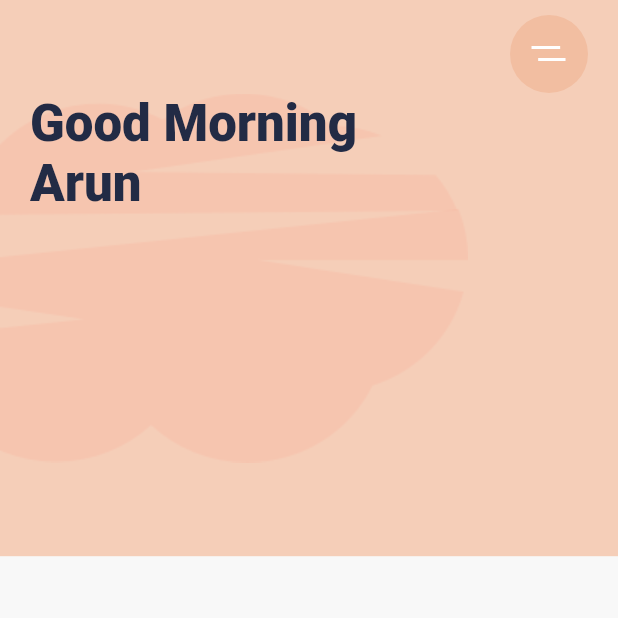
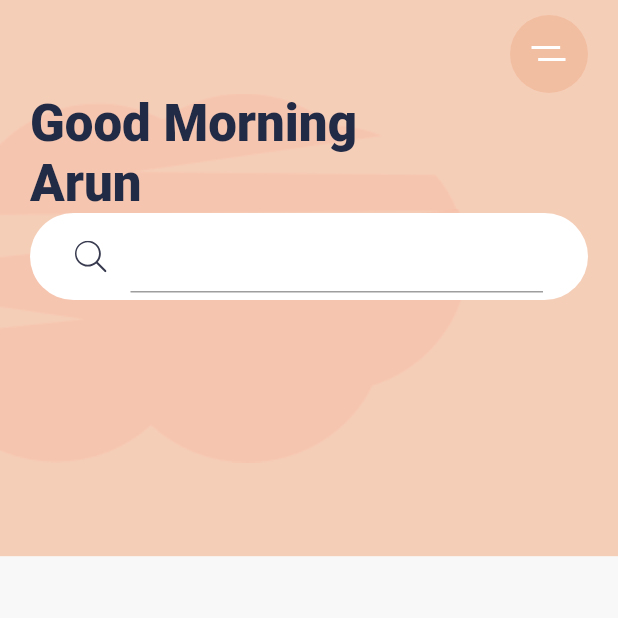
Before and after one commit to arunsingh28/exercise_app_ui, a Flutter app: the screen it shows after launch, on a phone screen of 412 x 824 dp, the top half of it. Run offline on Flutter 3.47's test engine with Material 2 defaults, Android fonts, the phone set to English and light mode, and no system bars; our stand-ins replace flutter_svg.

Commit message:
Add: input field

```diff
--- a/lib/main.dart
+++ b/lib/main.dart
@@ -64,7 +64,17 @@ class HomeScreen extends StatelessWidget {
                         .textTheme
                         .headline4
                         .copyWith(fontWeight: FontWeight.w900),
-                  )
+                  ),
+                  Container(
+                    padding: EdgeInsets.symmetric(horizontal: 30, vertical: 5),
+                    decoration: BoxDecoration(
+                        color: Colors.white,
+                        borderRadius: BorderRadius.circular(29.8)),
+                    child: TextField(
+                      decoration: InputDecoration(
+                          icon: SvgPicture.asset("assets/icons/search.svg")),
+                    ),
+                  ),
                 ],
               ),
             ),
```
